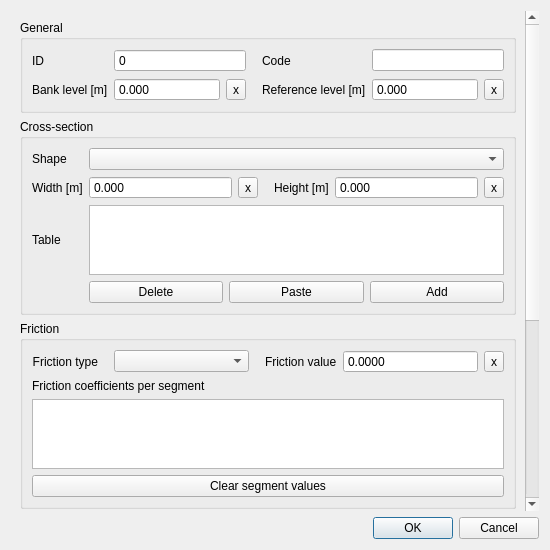
Qt form threedi_schematisation_editor/forms/ui/cross_section_location.ui (nens/threedi-schematisation-editor) before a commit.
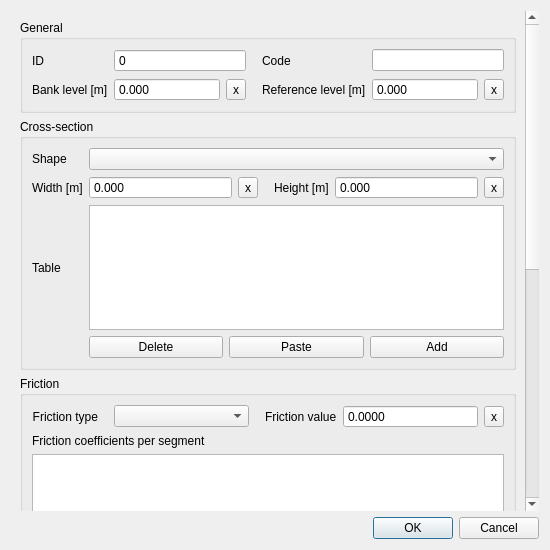
The same form after that commit.

What changed in the file:
```diff
--- a/threedi_schematisation_editor/forms/ui/cross_section_location.ui
+++ b/threedi_schematisation_editor/forms/ui/cross_section_location.ui
@@ -28,7 +28,7 @@
         <x>0</x>
         <y>0</y>
         <width>515</width>
-        <height>749</height>
+        <height>911</height>
        </rect>
       </property>
       <layout class="QGridLayout" name="gridLayout_2">
@@ -238,12 +238,32 @@
           </item>
           <item row="3" column="0" colspan="7">
            <widget class="QTableWidget" name="cross_section_vegetation_widget">
+            <property name="minimumSize">
+             <size>
+              <width>0</width>
+              <height>125</height>
+             </size>
+            </property>
+            <property name="font">
+             <font>
+              <pointsize>8</pointsize>
+             </font>
+            </property>
             <property name="inputMethodHints">
              <set>Qt::ImhDigitsOnly</set>
             </property>
+            <property name="verticalScrollBarPolicy">
+             <enum>Qt::ScrollBarAlwaysOff</enum>
+            </property>
+            <property name="sizeAdjustPolicy">
+             <enum>QAbstractScrollArea::AdjustToContents</enum>
+            </property>
             <property name="selectionBehavior">
              <enum>QAbstractItemView::SelectRows</enum>
             </property>
+            <attribute name="verticalHeaderDefaultSectionSize">
+             <number>21</number>
+            </attribute>
            </widget>
           </item>
           <item row="0" column="3">
@@ -402,12 +422,32 @@
           </item>
           <item row="2" column="0" colspan="5">
            <widget class="QTableWidget" name="cross_section_friction_widget">
+            <property name="minimumSize">
+             <size>
+              <width>0</width>
+              <height>125</height>
+             </size>
+            </property>
+            <property name="font">
+             <font>
+              <pointsize>8</pointsize>
+             </font>
+            </property>
             <property name="inputMethodHints">
              <set>Qt::ImhDigitsOnly</set>
             </property>
+            <property name="verticalScrollBarPolicy">
+             <enum>Qt::ScrollBarAlwaysOff</enum>
+            </property>
+            <property name="sizeAdjustPolicy">
+             <enum>QAbstractScrollArea::AdjustToContents</enum>
+            </property>
             <property name="selectionBehavior">
              <enum>QAbstractItemView::SelectRows</enum>
             </property>
+            <attribute name="verticalHeaderDefaultSectionSize">
+             <number>21</number>
+            </attribute>
            </widget>
           </item>
           <item row="0" column="1">
@@ -717,12 +757,32 @@
           </item>
           <item row="5" column="1" colspan="5">
            <widget class="QTableWidget" name="cross_section_table_widget">
+            <property name="minimumSize">
+             <size>
+              <width>0</width>
+              <height>125</height>
+             </size>
+            </property>
+            <property name="font">
+             <font>
+              <pointsize>8</pointsize>
+             </font>
+            </property>
             <property name="inputMethodHints">
              <set>Qt::ImhDigitsOnly</set>
             </property>
+            <property name="verticalScrollBarPolicy">
+             <enum>Qt::ScrollBarAlwaysOff</enum>
+            </property>
+            <property name="sizeAdjustPolicy">
+             <enum>QAbstractScrollArea::AdjustToContents</enum>
+            </property>
             <property name="selectionBehavior">
              <enum>QAbstractItemView::SelectRows</enum>
             </property>
+            <attribute name="verticalHeaderDefaultSectionSize">
+             <number>21</number>
+            </attribute>
            </widget>
           </item>
           <item row="3" column="5">
```
